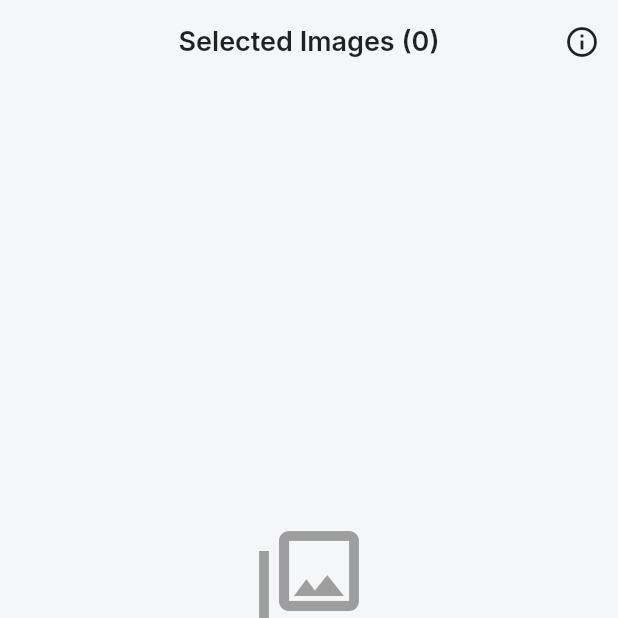
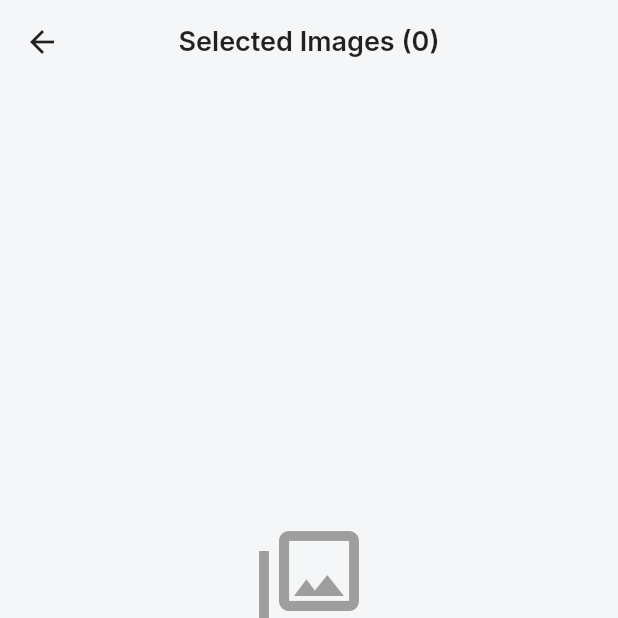
Before and after one commit to aqeelqazem/Pdf_forge_app1, a Flutter app: the ImageDisplayScreen screen opened by its route, on a phone screen of 412 x 824 dp, the top half of it. Run offline on Flutter 3.47's test engine with Material 3 defaults, Android fonts, the light colour scheme and no system bars; our stand-ins replace flutter_bloc, go_router, google_fonts, image_picker, printing, reorderable_grid_view and 1 more; accounts and stored records are empty.

Commit message:
feat: Apply UI and workflow improvements

```diff
--- a/lib/ui/screens/image_display_screen.dart
+++ b/lib/ui/screens/image_display_screen.dart
@@ -48,6 +48,11 @@ class ImageDisplayScreen extends StatelessWidget {
 
         return Scaffold(
           appBar: AppBar(
+            leading: IconButton(
+              icon: const Icon(Icons.arrow_back),
+              tooltip: 'Back to Home',
+              onPressed: () => context.go('/'),
+            ),
             title: Text('Selected Images (${images.length})'),
             actions: [
               if (images.isNotEmpty)
@@ -93,11 +98,6 @@ class ImageDisplayScreen extends StatelessWidget {
                   tooltip: 'Delete All',
                   onPressed: () => _showDeleteConfirmation(context),
                 ),
-              IconButton(
-                icon: const Icon(Icons.info_outline),
-                tooltip: 'About',
-                onPressed: () => context.go('/about'),
-              )
             ],
           ),
           body: images.isEmpty
--- a/lib/ui/screens/image_edit_screen.dart
+++ b/lib/ui/screens/image_edit_screen.dart
@@ -1,6 +1,7 @@
 
 import 'package:flutter/material.dart';
 import 'package:flutter_bloc/flutter_bloc.dart';
+import 'package:go_router/go_router.dart';
 import 'package:myapp/business_logic/image_cubit.dart';
 
 class ImageEditScreen extends StatefulWidget {
@@ -33,6 +34,11 @@ class _ImageEditScreenState extends State<ImageEditScreen> {
 
         return Scaffold(
           appBar: AppBar(
+            leading: IconButton(
+              icon: const Icon(Icons.arrow_back),
+              tooltip: 'Back to Display',
+              onPressed: () => context.go('/display'),
+            ),
             title: const Text('Edit Image', style: TextStyle(fontSize: 20)),
             actions: [
               IconButton(
```
Also changed, not shown: lib/ui/screens/home_screen.dart (+23 -0 lines).
